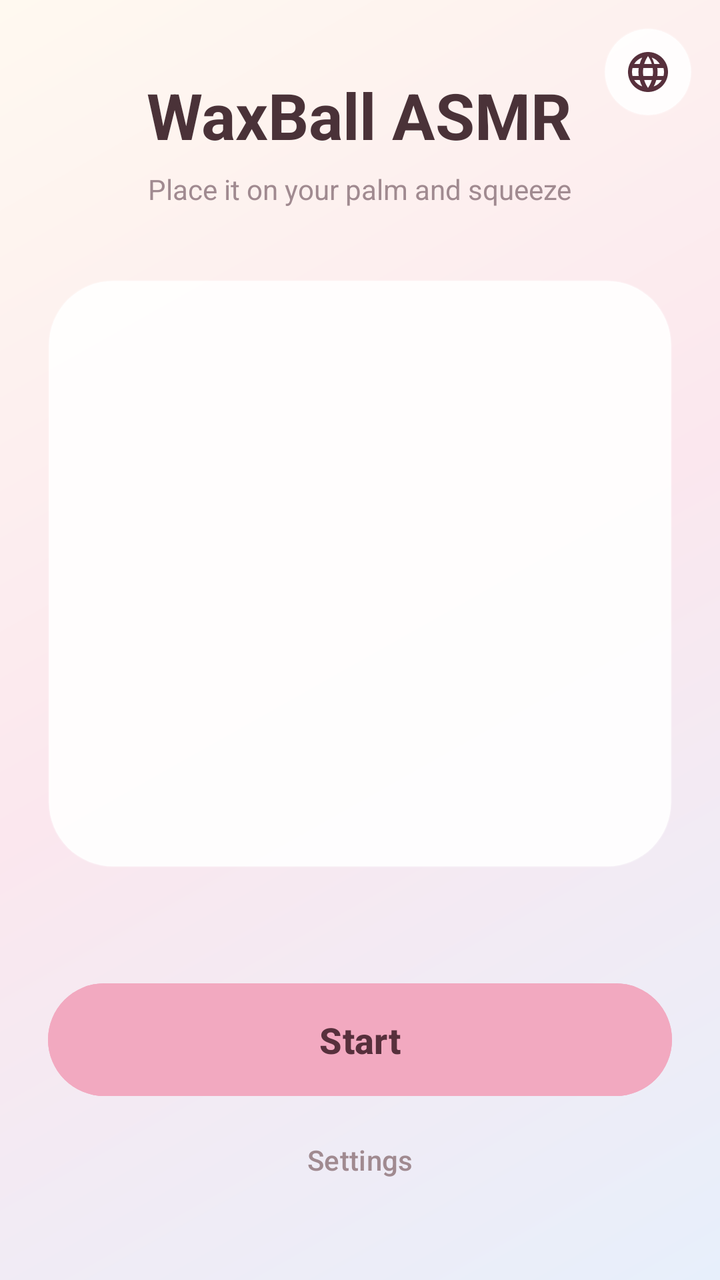
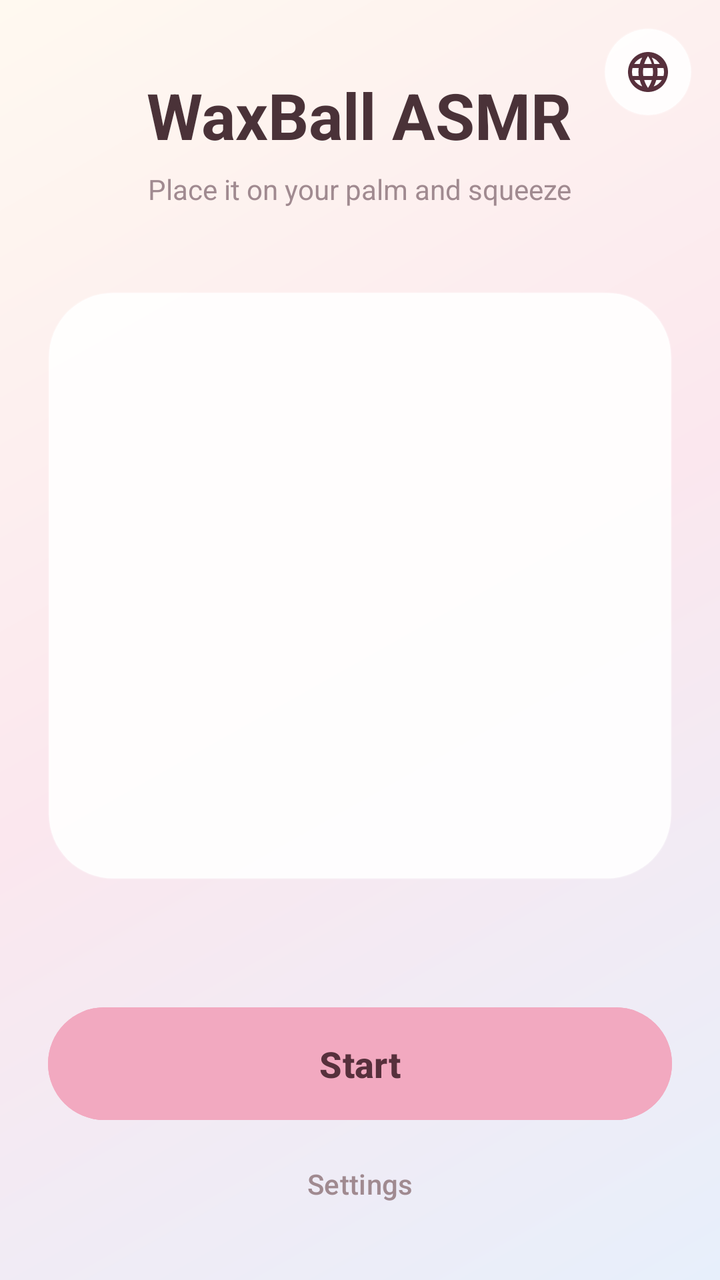

An Android layout rendered at two revisions. The XML below is the earlier revision; the diff shows what the commit changed to produce the second picture.
<!-- AndroidManifest.xml: activity theme Theme.WaxBall.Home -->
<!-- res/layout/activity_home.xml -->
<?xml version="1.0" encoding="utf-8"?>
<FrameLayout xmlns:android="http://schemas.android.com/apk/res/android"
    xmlns:app="http://schemas.android.com/apk/res-auto"
    android:id="@+id/homeRoot"
    android:layout_width="match_parent"
    android:layout_height="match_parent"
    android:background="@drawable/bg_home">

    <LinearLayout
        android:layout_width="match_parent"
        android:layout_height="match_parent"
        android:orientation="vertical"
        android:padding="24dp">

        <TextView
            android:layout_width="wrap_content"
            android:layout_height="wrap_content"
            android:layout_gravity="center_horizontal"
            android:layout_marginTop="12dp"
            android:text="@string/app_name"
            android:textColor="#4A3238"
            android:textSize="32sp"
            android:textStyle="bold" />

        <TextView
            android:layout_width="wrap_content"
            android:layout_height="wrap_content"
            android:layout_gravity="center_horizontal"
            android:layout_marginTop="6dp"
            android:text="@string/home_tagline"
            android:textColor="#A08A90"
            android:textSize="14sp" />

        <View
            android:layout_width="match_parent"
            android:layout_height="0dp"
            android:layout_weight="1" />

        
        <LinearLayout
            android:layout_width="match_parent"
            android:layout_height="wrap_content"
            android:background="@drawable/bg_home_card"
            android:gravity="center_horizontal"
            android:orientation="vertical"
            android:paddingTop="28dp"
            android:paddingBottom="24dp">

            <ImageView
                android:id="@+id/ballPreview"
                android:layout_width="176dp"
                android:layout_height="176dp"
                android:contentDescription="@string/home_balls" />

            <TextView
                android:id="@+id/ballName"
                android:layout_width="wrap_content"
                android:layout_height="wrap_content"
                android:layout_marginTop="16dp"
                android:textColor="#4A3238"
                android:textSize="22sp"
                android:textStyle="bold" />

            <TextView
                android:id="@+id/ballDesc"
                android:layout_width="wrap_content"
                android:layout_height="wrap_content"
                android:layout_marginTop="4dp"
                android:gravity="center"
                android:paddingStart="20dp"
                android:paddingEnd="20dp"
                android:textColor="#A08A90"
                android:textSize="12sp" />
        </LinearLayout>

        <HorizontalScrollView
            android:layout_width="match_parent"
            android:layout_height="wrap_content"
            android:layout_marginTop="18dp"
            android:scrollbars="none">

            <LinearLayout
                android:id="@+id/ballList"
                android:layout_width="wrap_content"
                android:layout_height="wrap_content"
                android:orientation="horizontal"
                android:paddingStart="2dp"
                android:paddingEnd="2dp" />
        </HorizontalScrollView>

        <View
            android:layout_width="match_parent"
            android:layout_height="0dp"
            android:layout_weight="1" />

        <com.google.android.material.button.MaterialButton
            android:id="@+id/startButton"
            android:layout_width="match_parent"
            android:layout_height="wrap_content"
            android:backgroundTint="#F2A9C0"
            android:paddingTop="16dp"
            android:paddingBottom="16dp"
            android:text="@string/home_start"
            android:textColor="#57303C"
            android:textSize="18sp"
            android:textStyle="bold"
            app:cornerRadius="30dp" />

        <com.google.android.material.button.MaterialButton
            android:id="@+id/settingsButton"
            style="@style/Widget.Material3.Button.TextButton"
            android:layout_width="match_parent"
            android:layout_height="wrap_content"
            android:layout_marginTop="4dp"
            android:text="@string/home_settings"
            android:textColor="#A08A90" />

        
        <FrameLayout
            android:id="@+id/bannerSlot"
            android:layout_width="match_parent"
            android:layout_height="wrap_content"
            android:layout_marginTop="12dp" />
    </LinearLayout>

    
    <ImageButton
        android:id="@+id/languageButton"
        android:layout_width="44dp"
        android:layout_height="44dp"
        android:layout_gravity="top|end"
        android:layout_margin="14dp"
        android:background="@drawable/bg_home_card"
        android:contentDescription="@string/language_picker_cd"
        android:padding="8dp"
        android:src="@drawable/ic_language" />

</FrameLayout>
<!-- resources referenced by this layout -->
<resources>
  <!-- drawable bg_home (drawable) -->
  <?xml version="1.0" encoding="utf-8"?>
  <shape xmlns:android="http://schemas.android.com/apk/res/android">
      <gradient
          android:angle="315"
          android:startColor="#FFF9F0"
          android:centerColor="#FBE7EE"
          android:endColor="#E7EFFB"
          android:type="linear" />
  </shape>
  <!-- drawable bg_home_card (drawable) -->
  <?xml version="1.0" encoding="utf-8"?>
  <shape xmlns:android="http://schemas.android.com/apk/res/android">
      <solid android:color="#E6FFFFFF" />
      <corners android:radius="32dp" />
      <stroke android:width="1dp" android:color="#33FFFFFF" />
  </shape>
  <!-- drawable ic_language (drawable) -->
  <?xml version="1.0" encoding="utf-8"?>
  <vector xmlns:android="http://schemas.android.com/apk/res/android"
      android:width="24dp"
      android:height="24dp"
      android:viewportWidth="24"
      android:viewportHeight="24"
      android:tint="#57303C">
      <path
          android:fillColor="@android:color/white"
          android:pathData="M12,2C6.48,2 2,6.48 2,12s4.48,10 10,10 10,-4.48 10,-10S17.52,2 12,2zM17.9,8L15.14,8C14.85,6.86 14.43,5.77 13.87,4.77 15.55,5.34 16.96,6.5 17.9,8zM12,4.04C12.83,5.24 13.48,6.57 13.91,8L10.09,8C10.52,6.57 11.17,5.24 12,4.04zM4.26,14C4.1,13.36 4,12.69 4,12s0.1,-1.36 0.26,-2L7.34,10C7.26,10.66 7.2,11.32 7.2,12s0.06,1.34 0.14,2L4.26,14zM5.08,16L7.85,16C8.14,17.14 8.56,18.23 9.12,19.23 7.44,18.66 6.03,17.51 5.08,16zM7.85,8L5.08,8C6.03,6.49 7.44,5.34 9.12,4.77 8.56,5.77 8.14,6.86 7.85,8zM12,19.96C11.17,18.76 10.52,17.43 10.09,16L13.91,16C13.48,17.43 12.83,18.76 12,19.96zM14.34,14L9.66,14C9.57,13.34 9.5,12.68 9.5,12s0.07,-1.35 0.16,-2L14.34,10C14.43,10.65 14.5,11.32 14.5,12s-0.07,1.34 -0.16,2zM14.86,19.23C15.42,18.23 15.84,17.14 16.14,16L18.92,16C17.97,17.5 16.56,18.66 14.86,19.23zM16.66,14C16.74,13.34 16.8,12.68 16.8,12s-0.06,-1.34 -0.14,-2L19.74,10C19.9,10.64 20,11.31 20,12s-0.1,1.36 -0.26,2L16.66,14z" />
  </vector>
  <string name="app_name">WaxBall ASMR</string>
  <string name="home_balls">Choose a ball</string>
  <string name="home_settings">Settings</string>
  <string name="home_start">Start</string>
  <string name="home_tagline">Place it on your palm and squeeze</string>
  <string name="language_picker_cd">Choose language</string>
  <style name="Theme.WaxBall.Home">
          <item name="android:statusBarColor">#FFF9F0</item>
          <item name="android:navigationBarColor">#E7EFFB</item>
          <item name="android:windowBackground">@drawable/bg_home</item>
          <item name="android:windowLightStatusBar">true</item>
          <item name="android:windowLightNavigationBar">true</item>
      </style>
</resources>

<!-- the commit's change to res/layout/activity_home.xml (unified diff, before → after) -->
@@ -9,130 +9,142 @@
     <LinearLayout
         android:layout_width="match_parent"
         android:layout_height="match_parent"
-        android:orientation="vertical"
-        android:padding="24dp">
-
-        <TextView
-            android:layout_width="wrap_content"
-            android:layout_height="wrap_content"
-            android:layout_gravity="center_horizontal"
-            android:layout_marginTop="12dp"
-            android:text="@string/app_name"
-            android:textColor="#4A3238"
-            android:textSize="32sp"
-            android:textStyle="bold" />
-
-        <TextView
-            android:layout_width="wrap_content"
-            android:layout_height="wrap_content"
-            android:layout_gravity="center_horizontal"
-            android:layout_marginTop="6dp"
-            android:text="@string/home_tagline"
-            android:textColor="#A08A90"
-            android:textSize="14sp" />
-
-        <View
-            android:layout_width="match_parent"
-            android:layout_height="0dp"
-            android:layout_weight="1" />
-
-        
-        <LinearLayout
-            android:layout_width="match_parent"
-            android:layout_height="wrap_content"
-            android:background="@drawable/bg_home_card"
-            android:gravity="center_horizontal"
-            android:orientation="vertical"
-            android:paddingTop="28dp"
-            android:paddingBottom="24dp">
-
-            <ImageView
-                android:id="@+id/ballPreview"
-                android:layout_width="176dp"
-                android:layout_height="176dp"
-                android:contentDescription="@string/home_balls" />
-
-            <TextView
-                android:id="@+id/ballName"
-                android:layout_width="wrap_content"
-                android:layout_height="wrap_content"
-                android:layout_marginTop="16dp"
-                android:textColor="#4A3238"
-                android:textSize="22sp"
-                android:textStyle="bold" />
-
-            <TextView
-                android:id="@+id/ballDesc"
-                android:layout_width="wrap_content"
-                android:layout_height="wrap_content"
-                android:layout_marginTop="4dp"
-                android:gravity="center"
-                android:paddingStart="20dp"
-                android:paddingEnd="20dp"
-                android:textColor="#A08A90"
-                android:textSize="12sp" />
-        </LinearLayout>
-
-        <HorizontalScrollView
-            android:layout_width="match_parent"
-            android:layout_height="wrap_content"
-            android:layout_marginTop="18dp"
-            android:scrollbars="none">
-
-            <LinearLayout
-                android:id="@+id/ballList"
-                android:layout_width="wrap_content"
-                android:layout_height="wrap_content"
-                android:orientation="horizontal"
-                android:paddingStart="2dp"
-                android:paddingEnd="2dp" />
-        </HorizontalScrollView>
-
-        <View
-            android:layout_width="match_parent"
-            android:layout_height="0dp"
-            android:layout_weight="1" />
-
-        <com.google.android.material.button.MaterialButton
-            android:id="@+id/startButton"
-            android:layout_width="match_parent"
-            android:layout_height="wrap_content"
-            android:backgroundTint="#F2A9C0"
-            android:paddingTop="16dp"
-            android:paddingBottom="16dp"
-            android:text="@string/home_start"
-            android:textColor="#57303C"
-            android:textSize="18sp"
-            android:textStyle="bold"
-            app:cornerRadius="30dp" />
-
-        <com.google.android.material.button.MaterialButton
-            android:id="@+id/settingsButton"
-            style="@style/Widget.Material3.Button.TextButton"
-            android:layout_width="match_parent"
-            android:layout_height="wrap_content"
-            android:layout_marginTop="4dp"
-            android:text="@string/home_settings"
-            android:textColor="#A08A90" />
+        android:orientation="vertical">
 
         
         <FrameLayout
             android:id="@+id/bannerSlot"
             android:layout_width="match_parent"
-            android:layout_height="wrap_content"
-            android:layout_marginTop="12dp" />
+            android:layout_height="wrap_content" />
+
+        <FrameLayout
+            android:layout_width="match_parent"
+            android:layout_height="0dp"
+            android:layout_weight="1">
+
+
+        <LinearLayout
+            android:layout_width="match_parent"
+            android:layout_height="match_parent"
+            android:orientation="vertical"
+            android:padding="24dp">
+
+            <TextView
+                android:layout_width="wrap_content"
+                android:layout_height="wrap_content"
+                android:layout_gravity="center_horizontal"
+                android:layout_marginTop="12dp"
+                android:text="@string/app_name"
+                android:textColor="#4A3238"
+                android:textSize="32sp"
+                android:textStyle="bold" />
+
+            <TextView
+                android:layout_width="wrap_content"
+                android:layout_height="wrap_content"
+                android:layout_gravity="center_horizontal"
+                android:layout_marginTop="6dp"
+                android:text="@string/home_tagline"
+                android:textColor="#A08A90"
+                android:textSize="14sp" />
+
+            <View
+                android:layout_width="match_parent"
+                android:layout_height="0dp"
+                android:layout_weight="1" />
+
+            
+            <LinearLayout
+                android:layout_width="match_parent"
+                android:layout_height="wrap_content"
+                android:background="@drawable/bg_home_card"
+                android:gravity="center_horizontal"
+                android:orientation="vertical"
+                android:paddingTop="28dp"
+                android:paddingBottom="24dp">
+
+                <ImageView
+                    android:id="@+id/ballPreview"
+                    android:layout_width="176dp"
+                    android:layout_height="176dp"
+                    android:contentDescription="@string/home_balls" />
+
+                <TextView
+                    android:id="@+id/ballName"
+                    android:layout_width="wrap_content"
+                    android:layout_height="wrap_content"
+                    android:layout_marginTop="16dp"
+                    android:textColor="#4A3238"
+                    android:textSize="22sp"
+                    android:textStyle="bold" />
+
+                <TextView
+                    android:id="@+id/ballDesc"
+                    android:layout_width="wrap_content"
+                    android:layout_height="wrap_content"
+                    android:layout_marginTop="4dp"
+                    android:gravity="center"
+                    android:paddingStart="20dp"
+                    android:paddingEnd="20dp"
+                    android:textColor="#A08A90"
+                    android:textSize="12sp" />
+            </LinearLayout>
+
+            <HorizontalScrollView
+                android:layout_width="match_parent"
+                android:layout_height="wrap_content"
+                android:layout_marginTop="18dp"
+                android:scrollbars="none">
+
+                <LinearLayout
+                    android:id="@+id/ballList"
+                    android:layout_width="wrap_content"
+                    android:layout_height="wrap_content"
+                    android:orientation="horizontal"
+                    android:paddingStart="2dp"
+                    android:paddingEnd="2dp" />
+            </HorizontalScrollView>
+
+            <View
+                android:layout_width="match_parent"
+                android:layout_height="0dp"
+                android:layout_weight="1" />
+
+            <com.google.android.material.button.MaterialButton
+                android:id="@+id/startButton"
+                android:layout_width="match_parent"
+                android:layout_height="wrap_content"
+                android:backgroundTint="#F2A9C0"
+                android:paddingTop="16dp"
+                android:paddingBottom="16dp"
+                android:text="@string/home_start"
+                android:textColor="#57303C"
+                android:textSize="18sp"
+                android:textStyle="bold"
+                app:cornerRadius="30dp" />
+
+            <com.google.android.material.button.MaterialButton
+                android:id="@+id/settingsButton"
+                style="@style/Widget.Material3.Button.TextButton"
+                android:layout_width="match_parent"
+                android:layout_height="wrap_content"
+                android:layout_marginTop="4dp"
+                android:text="@string/home_settings"
+                android:textColor="#A08A90" />
+
+        </LinearLayout>
+
+        
+        <ImageButton
+            android:id="@+id/languageButton"
+            android:layout_width="44dp"
+            android:layout_height="44dp"
+            android:layout_gravity="top|end"
+            android:layout_margin="14dp"
+            android:background="@drawable/bg_home_card"
+            android:contentDescription="@string/language_picker_cd"
+            android:padding="8dp"
+            android:src="@drawable/ic_language" />
+        </FrameLayout>
     </LinearLayout>
-
-    
-    <ImageButton
-        android:id="@+id/languageButton"
-        android:layout_width="44dp"
-        android:layout_height="44dp"
-        android:layout_gravity="top|end"
-        android:layout_margin="14dp"
-        android:background="@drawable/bg_home_card"
-        android:contentDescription="@string/language_picker_cd"
-        android:padding="8dp"
-        android:src="@drawable/ic_language" />
-
 </FrameLayout>
